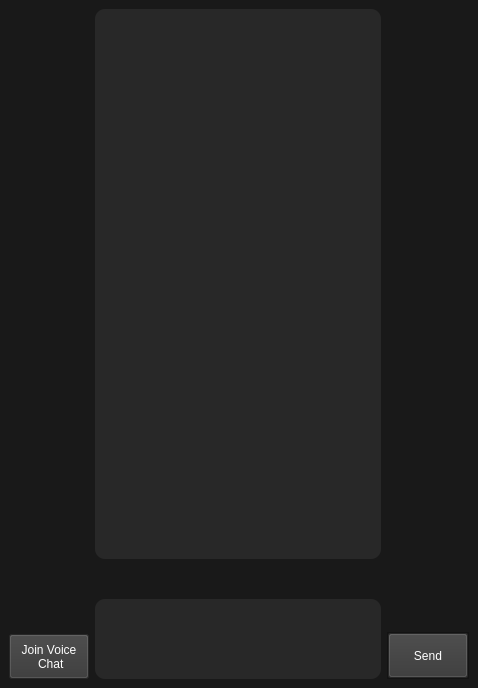
Before: the Qt Designer form mainwindow.ui in CarsonTSmith/GrackleQtClient, drawn with Qt 5.
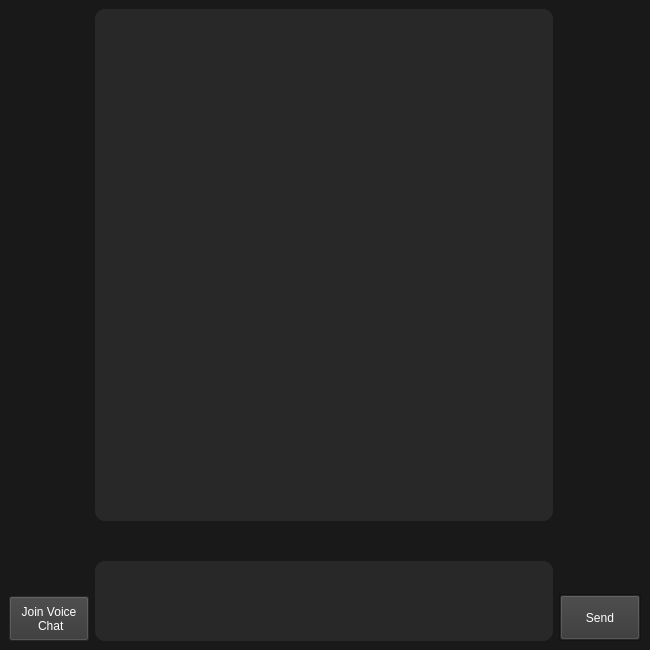
After: the same form once the commit is applied.

Patch:
```diff
--- a/mainwindow.ui
+++ b/mainwindow.ui
@@ -6,8 +6,8 @@
    <rect>
     <x>0</x>
     <y>0</y>
-    <width>478</width>
-    <height>688</height>
+    <width>650</width>
+    <height>650</height>
    </rect>
   </property>
   <property name="windowTitle">
@@ -257,8 +257,8 @@
                  <rect>
                   <x>0</x>
                   <y>0</y>
-                  <width>296</width>
-                  <height>556</height>
+                  <width>458</width>
+                  <height>512</height>
                  </rect>
                 </property>
                 <layout class="QHBoxLayout" name="horizontalLayout_7">
@@ -389,7 +389,7 @@
                  <rect>
                   <x>0</x>
                   <y>0</y>
-                  <width>296</width>
+                  <width>458</width>
                   <height>80</height>
                  </rect>
                 </property>
```
Left out of the diff: 6 changed lines with no effect on the pictures.
